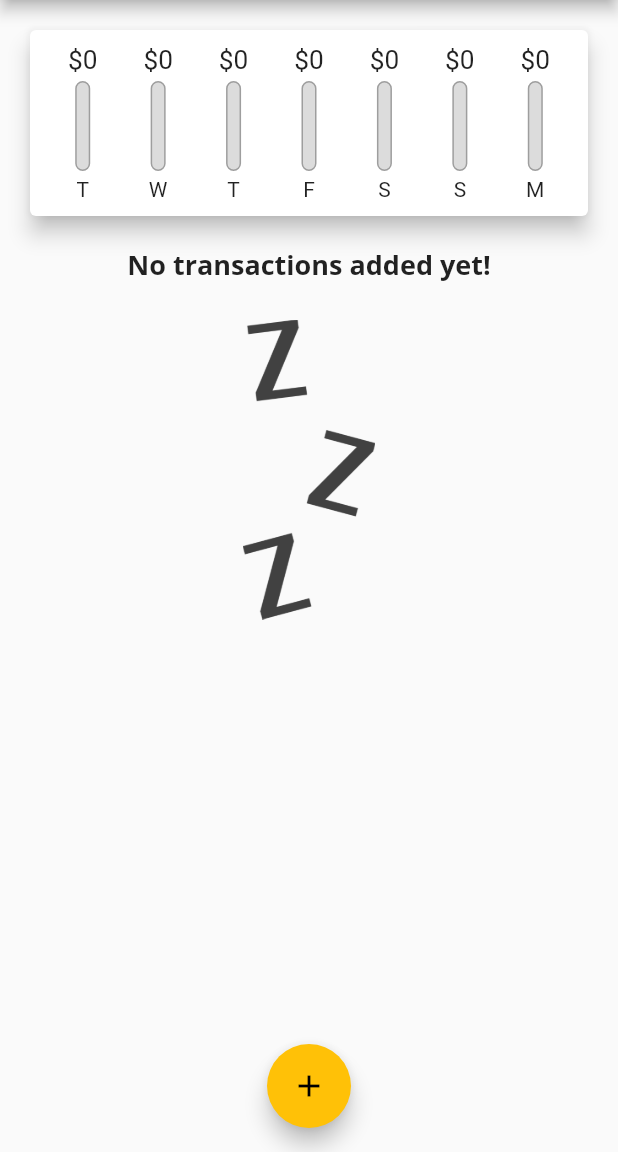
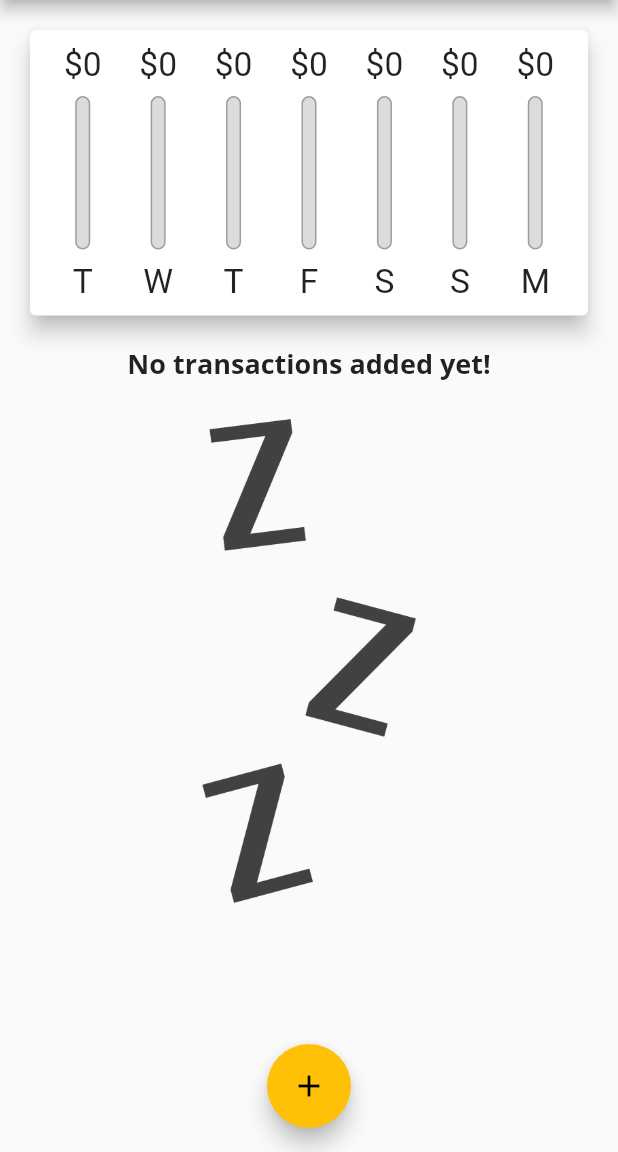
Before and after one commit to aimngx/expenses-app, a Flutter app: the screen it shows after launch, on a phone screen of 412 x 824 dp, the part 84-1236 px from its top. Run offline on Flutter 3.47's test engine with Material 2 defaults, Android fonts, the phone set to English and light mode, and no system bars.

Commit message:
responsive for landscape and potrait mode

```diff
--- a/expenses_app/lib/chart_bar.dart
+++ b/expenses_app/lib/chart_bar.dart
@@ -14,18 +14,20 @@ class ChartBar extends StatelessWidget {
 
   @override
   Widget build(BuildContext context) {
+    return LayoutBuilder(
+      builder: (BuildContext, BoxConstraints) {
         return Column(
           children: [
             // use fittedbox to force the text to shrink
             Container(
-          height: 20,
+              height: BoxConstraints.maxHeight * 0.15,
               child: FittedBox(
                 child: Text('\$${spendingAmount.toStringAsFixed(0)}'),
               ),
             ),
-        SizedBox(height: 4),
+            SizedBox(height: BoxConstraints.maxHeight * 0.05),
             Container(
-          height: 60,
+              height: BoxConstraints.maxHeight * 0.6,
               width: 10,
               child: Stack(
                 children: [
@@ -54,9 +56,16 @@ class ChartBar extends StatelessWidget {
                 ],
               ),
             ),
-        SizedBox(height: 4),
-        Text(label), //which holds the week day
+            SizedBox(height: BoxConstraints.maxHeight * 0.05),
+            Container(
+              height: BoxConstraints.maxHeight * 0.15,
+              child: FittedBox(
+                child: Text(label),
+              ),
+            ), //which holds the week day
           ],
+        );
+      },
     );
   }
 }
--- a/expenses_app/lib/home.dart
+++ b/expenses_app/lib/home.dart
@@ -19,6 +19,9 @@ class HomePage extends StatefulWidget {
 
 class _HomePageState extends State<HomePage> {
   final List<Transaction> _userTransaction = [];
+
+  //show chart
+  bool _showChart = false;
 
   //for recent transactions
   List<Transaction> get _recentTransactions {
@@ -72,8 +75,11 @@ class _HomePageState extends State<HomePage> {
 
   @override
   Widget build(BuildContext context) {
-    return Scaffold(
-      appBar: AppBar(
+    //get the orientation so that can decide what to display in what orientation mode
+    final isLandscape =
+        MediaQuery.of(context).orientation == Orientation.landscape;
+    //store the appBar in a variable so that we can have access to its size
+    final appBar = AppBar(
       title: Text('Personal Expenses'),
       actions: [
         IconButton(
@@ -81,15 +87,65 @@ class _HomePageState extends State<HomePage> {
           icon: Icon(Icons.add),
         )
       ],
+    );
+
+    //create var for transaction list widget so that it is easier to use/copy for if else statement
+    final txListWidget = Container(
+      height: (MediaQuery.of(context).size.height -
+              appBar.preferredSize.height -
+              MediaQuery.of(context).padding.top) *
+          0.7,
+      child: TransactionList(
+        transactions: _userTransaction,
+        deleteTx: _deleteTransaction,
       ),
+    );
+
+    return Scaffold(
+      appBar: appBar,
       body: SingleChildScrollView(
         child: Column(
+          crossAxisAlignment: CrossAxisAlignment.stretch,
           children: [
-            Chart(recentTransactions: _recentTransactions),
-            TransactionList(
-              transactions: _userTransaction,
-              deleteTx: _deleteTransaction,
+            //new way to type if statement, without using {}, syntax allowed only for if statement inside of a list (ie list of widgets/children)
+            if (isLandscape)
+              Row(
+                mainAxisAlignment: MainAxisAlignment.center,
+                children: [
+                  Text('Show Chart'),
+                  Switch(
+                      value: _showChart,
+                      onChanged: (value) {
+                        setState(() {
+                          _showChart = value;
+                        });
+                      }),
+                ],
+              ),
+            if (!isLandscape)
+              Container(
+                height: (MediaQuery.of(context).size.height -
+                        appBar.preferredSize.height -
+                        MediaQuery.of(context).padding.top) *
+                    0.3,
+                child: Chart(
+                  recentTransactions: _recentTransactions,
+                ),
+              ),
+            if (!isLandscape) txListWidget,
+
+            if (isLandscape)
+              _showChart
+                  ? Container(
+                      height: (MediaQuery.of(context).size.height -
+                              appBar.preferredSize.height -
+                              MediaQuery.of(context).padding.top) *
+                          0.7,
+                      child: Chart(
+                        recentTransactions: _recentTransactions,
+                      ),
                     )
+                  : txListWidget
           ],
         ),
       ),
--- a/expenses_app/lib/transaction_list.dart
+++ b/expenses_app/lib/transaction_list.dart
@@ -11,10 +11,10 @@ class TransactionList extends StatelessWidget {
 
   @override
   Widget build(BuildContext context) {
-    return Container(
-      height: 300,
-      child: transactions.isEmpty
-          ? Column(
+    return transactions.isEmpty
+        ? LayoutBuilder(
+            builder: (BuildContext, BoxConstraints) {
+              return Column(
                 //mainAxisAlignment: MainAxisAlignment.center,
                 children: [
                   Text(
@@ -23,13 +23,15 @@ class TransactionList extends StatelessWidget {
                   ),
                   SizedBox(height: 24),
                   Container(
-                  height: 200,
+                    height: BoxConstraints.maxHeight * 0.6,
                     child: Image.asset(
                       'assets/images/waiting.png',
                       fit: BoxFit.cover,
                     ),
                   ),
                 ],
+              );
+            },
           )
         : ListView.builder(
             itemCount: transactions.length,
@@ -54,8 +56,7 @@ class TransactionList extends StatelessWidget {
                     style: Theme.of(context).textTheme.headline6,
                   ),
                   subtitle: Text(
-                      DateFormat('dd MMM yyyy')
-                          .format(transactions[index].date),
+                    DateFormat('dd MMM yyyy').format(transactions[index].date),
                     style: TextStyle(color: Colors.grey),
                   ),
                   trailing: IconButton(
@@ -110,7 +111,6 @@ class TransactionList extends StatelessWidget {
               //   ),
               // );
             },
-            ),
           );
   }
 }
```
Also changed, not shown: expenses_app/lib/main.dart (+7 -0 lines). Lines whose indentation alone changed are shown as unchanged.
